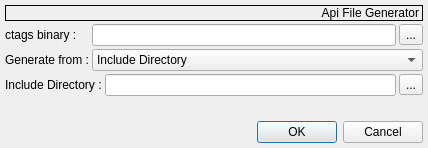
Old version of the form v2/trunk/plugins/base/Ctags2Api/src/ui/UICtags2Api.ui in the repository testmana2/mks.
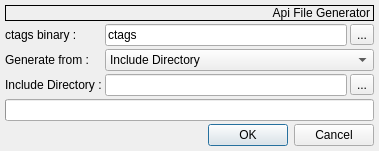
New version of the form.

```diff
--- a/v2/trunk/plugins/base/Ctags2Api/src/ui/UICtags2Api.ui
+++ b/v2/trunk/plugins/base/Ctags2Api/src/ui/UICtags2Api.ui
@@ -5,8 +5,8 @@
    <rect>
     <x>0</x>
     <y>0</y>
-    <width>428</width>
-    <height>148</height>
+    <width>379</width>
+    <height>151</height>
    </rect>
   </property>
   <property name="windowTitle" >
@@ -52,7 +52,11 @@
     </widget>
    </item>
    <item row="1" column="1" >
-    <widget class="QLineEdit" name="leCtagsBinary" />
+    <widget class="QLineEdit" name="leCtagsBinary" >
+     <property name="text" >
+      <string>ctags</string>
+     </property>
+    </widget>
    </item>
    <item row="1" column="2" >
     <widget class="QToolButton" name="tbCtagsBinary" >
@@ -70,6 +74,9 @@
    </item>
    <item row="2" column="1" colspan="2" >
     <widget class="QComboBox" name="cbGenerateFrom" >
+     <property name="currentIndex" >
+      <number>0</number>
+     </property>
      <item>
       <property name="text" >
        <string>Include Directory</string>
@@ -87,47 +94,11 @@
      </item>
     </widget>
    </item>
-   <item row="3" column="0" colspan="3" >
+   <item row="3" column="0" >
     <layout class="QHBoxLayout" >
-     <item>
-      <widget class="QStackedWidget" name="stackedWidget" >
-       <property name="currentIndex" >
-        <number>0</number>
-       </property>
-       <widget class="QWidget" name="wIncludeDirectory" >
-        <layout class="QHBoxLayout" >
          <property name="spacing" >
-          <number>3</number>
-         </property>
-         <property name="leftMargin" >
           <number>0</number>
          </property>
-         <property name="topMargin" >
-          <number>0</number>
-         </property>
-         <property name="rightMargin" >
-          <number>0</number>
-         </property>
-         <property name="bottomMargin" >
-          <number>0</number>
-         </property>
-         <item>
-          <widget class="QLabel" name="lIncludeDirectory" >
-           <property name="text" >
-            <string>Include Directory :</string>
-           </property>
-          </widget>
-         </item>
-         <item>
-          <widget class="QLineEdit" name="leIncludeDirectory" />
-         </item>
-        </layout>
-       </widget>
-       <widget class="QWidget" name="pApiFile" >
-        <layout class="QHBoxLayout" >
-         <property name="spacing" >
-          <number>3</number>
-         </property>
          <property name="leftMargin" >
           <number>0</number>
          </property>
@@ -141,58 +112,51 @@
           <number>0</number>
          </property>
          <item>
-          <widget class="QLabel" name="lApiFile" >
+      <widget class="QLabel" name="lLabel" >
+       <property name="sizePolicy" >
+        <sizepolicy vsizetype="Preferred" hsizetype="Maximum" >
+         <horstretch>0</horstretch>
+         <verstretch>0</verstretch>
+        </sizepolicy>
+       </property>
            <property name="text" >
-            <string>Api File :</string>
+        <string>Include Directory</string>
            </property>
           </widget>
          </item>
          <item>
-          <widget class="QLineEdit" name="leApiFile" />
-         </item>
-        </layout>
-       </widget>
-       <widget class="QWidget" name="wCtagsFile" >
-        <layout class="QHBoxLayout" >
-         <property name="spacing" >
-          <number>3</number>
-         </property>
-         <property name="leftMargin" >
-          <number>0</number>
-         </property>
-         <property name="topMargin" >
-          <number>0</number>
-         </property>
-         <property name="rightMargin" >
-          <number>0</number>
-         </property>
-         <property name="bottomMargin" >
-          <number>0</number>
-         </property>
-         <item>
-          <widget class="QLabel" name="lCtagsFile" >
+      <widget class="QLabel" name="lPoint" >
            <property name="text" >
-            <string>Ctags File :</string>
+        <string> :</string>
            </property>
           </widget>
          </item>
-         <item>
-          <widget class="QLineEdit" name="leCtagsFile" />
-         </item>
-        </layout>
-       </widget>
-      </widget>
-     </item>
-     <item>
+    </layout>
+   </item>
+   <item row="3" column="1" >
+    <widget class="QLineEdit" name="leLabel" />
+   </item>
+   <item row="3" column="2" >
       <widget class="QToolButton" name="tbBrowse" >
        <property name="text" >
         <string>...</string>
        </property>
       </widget>
      </item>
-    </layout>
-   </item>
    <item row="4" column="0" colspan="3" >
+    <widget class="QProgressBar" name="pbLoading" >
+     <property name="minimumSize" >
+      <size>
+       <width>1</width>
+       <height>0</height>
+      </size>
+     </property>
+     <property name="alignment" >
+      <set>Qt::AlignHCenter</set>
+     </property>
+    </widget>
+   </item>
+   <item row="5" column="0" colspan="3" >
     <spacer>
      <property name="orientation" >
       <enum>Qt::Vertical</enum>
@@ -200,12 +164,12 @@
      <property name="sizeHint" >
       <size>
        <width>369</width>
-       <height>40</height>
+       <height>16</height>
       </size>
      </property>
     </spacer>
    </item>
-   <item row="5" column="0" colspan="3" >
+   <item row="6" column="0" colspan="3" >
     <widget class="QDialogButtonBox" name="dbbButtons" >
      <property name="standardButtons" >
       <set>QDialogButtonBox::Cancel|QDialogButtonBox::NoButton|QDialogButtonBox::Ok</set>
```
Left out of the diff: 42 changed lines with no effect on the pictures. Lines whose indentation alone changed are shown as unchanged.
